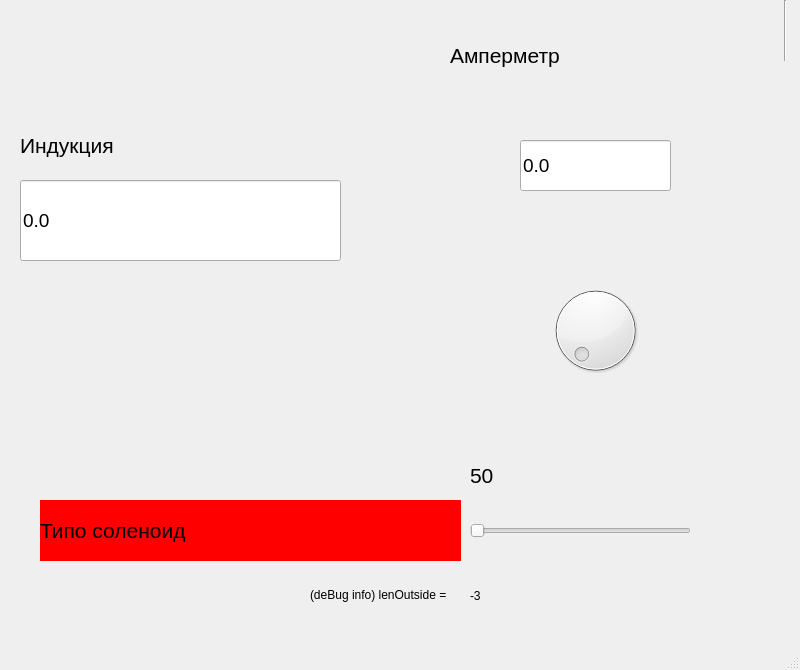
Before: the Qt Designer form laba14.ui in doktorfish0078/SimulationOfLaboratoryWork, drawn with Qt 5.
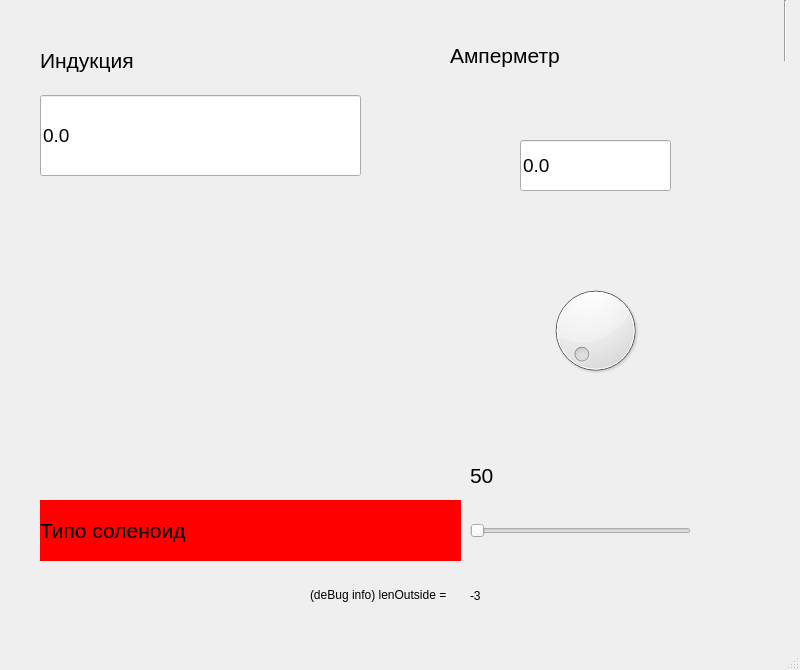
After: the same form once the commit is applied. Icons and pictures are not drawn.

Patch:
```diff
--- a/laba14.ui
+++ b/laba14.ui
@@ -55,8 +55,8 @@
    <widget class="QLineEdit" name="mainOut">
     <property name="geometry">
      <rect>
-      <x>20</x>
-      <y>180</y>
+      <x>40</x>
+      <y>95</y>
       <width>321</width>
       <height>81</height>
      </rect>
@@ -126,8 +126,8 @@
    <widget class="QLabel" name="label_2">
     <property name="geometry">
      <rect>
-      <x>20</x>
-      <y>125</y>
+      <x>40</x>
+      <y>40</y>
       <width>241</width>
       <height>41</height>
      </rect>
```
